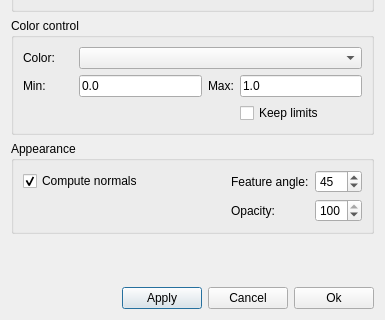
Before: the Qt Designer form ElmerGUI/vtkpost/isosurface.ui in tehnick/elmerfem, drawn with Qt 5; both pictures show x 0 to 385 and y 145 to 465 of the 385 by 465 pixel window.
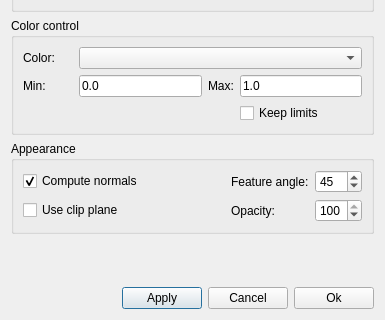
After: the same form once the commit is applied. Icons and pictures are not drawn.

Commit message: ElmerGUI: Changed grid point generation to use EpMesh data (TODO: Use MATC to get the points)

```diff
--- a/ElmerGUI/vtkpost/isosurface.ui
+++ b/ElmerGUI/vtkpost/isosurface.ui
@@ -326,6 +326,13 @@
           </property>
          </spacer>
         </item>
+        <item row="1" column="0" >
+         <widget class="QCheckBox" name="clipPlane" >
+          <property name="text" >
+           <string>Use clip plane</string>
+          </property>
+         </widget>
+        </item>
        </layout>
       </item>
      </layout>
```
The commit also changes 1 other file.
